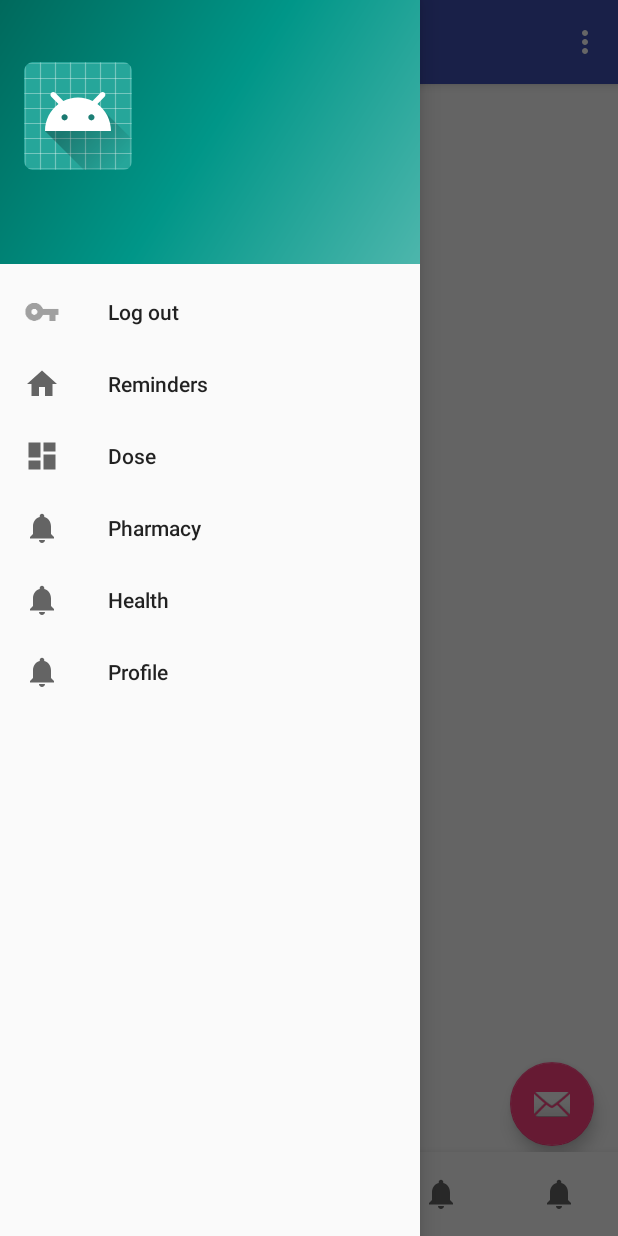
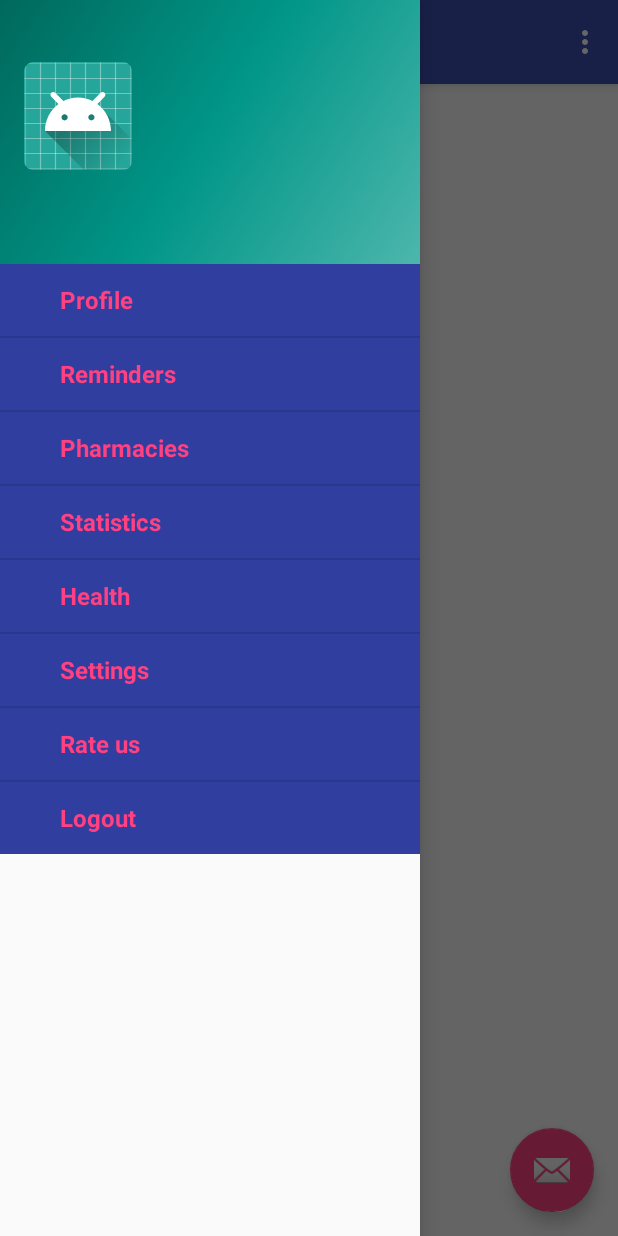
Before and after one commit to agmeag22/Health_Med, an Android app: the MainActivity screen opened directly, with no data from a screen before it, with the side drawer open, on a phone screen of 412 x 824 dp. Run offline under Robolectric (Android 15) with nearby library versions, the phone set to English and light mode, and no system bars; our stand-ins replace Room's generated code; libraries missing offline, so code that uses them is left out: android.arch.persistence.

Commit message:
Drawer Menu with expandablelist is ready to use, no style applied yet.

```diff
--- a/app/src/main/AndroidManifest.xml
+++ b/app/src/main/AndroidManifest.xml
@@ -27,7 +27,7 @@
         </activity>
         <activity
             android:name=".Activities.LoginActivity"
-            android:label="@string/title_logout"></activity>
+            android:label="@string/login"></activity>
 
         <meta-data
             android:name="com.google.android.geo.API_KEY"
--- a/app/src/main/java/com/secondsave/health_med/Activities/MainActivity.java
+++ b/app/src/main/java/com/secondsave/health_med/Activities/MainActivity.java
@@ -1,19 +1,14 @@
 package com.secondsave.health_med.Activities;
 
-import android.arch.lifecycle.Observer;
+import android.arch.lifecycle.LiveData;
 import android.arch.lifecycle.ViewModelProviders;
 import android.content.Intent;
 import android.content.SharedPreferences;
 import android.os.Bundle;
-import android.support.annotation.NonNull;
-import android.support.annotation.Nullable;
-import android.support.design.widget.BottomNavigationView;
 import android.support.design.widget.FloatingActionButton;
 import android.support.design.widget.Snackbar;
 import android.support.v4.app.Fragment;
 import android.support.v4.app.FragmentTransaction;
-import android.support.v7.widget.LinearLayoutManager;
-import android.support.v7.widget.RecyclerView;
 import android.view.View;
 import android.support.design.widget.NavigationView;
 import android.support.v4.view.GravityCompat;
@@ -23,23 +18,33 @@ import android.support.v7.app.AppCompatActivity;
 import android.support.v7.widget.Toolbar;
 import android.view.Menu;
 import android.view.MenuItem;
+import android.widget.ExpandableListAdapter;
+import android.widget.ExpandableListView;
 import android.widget.TextView;
 
-import com.secondsave.health_med.Adapters.UserAdapter;
-import com.secondsave.health_med.Entities.User;
 import com.secondsave.health_med.Fragments.DoseFragment;
 import com.secondsave.health_med.Fragments.HealthFragment;
 import com.secondsave.health_med.Fragments.PharmacyFragment;
 import com.secondsave.health_med.Fragments.ProfileFragment;
 import com.secondsave.health_med.Fragments.RemindersFragment;
+import com.secondsave.health_med.Menu.MenuModel;
 import com.secondsave.health_med.R;
 import com.secondsave.health_med.ViewModels.HealthMedViewModel;
 
+import java.util.ArrayList;
+import java.util.HashMap;
 import java.util.List;
 
 public class MainActivity extends AppCompatActivity
         implements NavigationView.OnNavigationItemSelectedListener {
 
+    private ExpandableListAdapter expandableListAdapter;
+    private ExpandableListView expandableListView;
+    private List<MenuModel> headerList = new ArrayList<>();
+    private HashMap<MenuModel, List<MenuModel>> childList = new HashMap<>();
+    private String reminders_menu_title, statitics_menu_title, pharmacies_menu_title, health_menu_title, profile_menu_title, settings_menu_title, rateus_menu_title, logout_menu_title;
+    private List<MenuModel> childModelsList;
+    private LiveData<List<String>> listLiveData;
     private HealthMedViewModel mhealthmedViewModel;
     SharedPreferences prefs;
     @Override
@@ -68,13 +73,16 @@ public class MainActivity extends AppCompatActivity
 
         NavigationView navigationView = (NavigationView) findViewById(R.id.nav_view);
         navigationView.setNavigationItemSelectedListener(this);
-        BottomNavigationView navigation = (BottomNavigationView) findViewById(R.id.navigation);
-        navigation.setOnNavigationItemSelectedListener(mOnNavigationItemSelectedListener);
+//        BottomNavigationView navigation = (BottomNavigationView) findViewById(R.id.navigation);
+//        navigation.setOnNavigationItemSelectedListener(mOnNavigationItemSelectedListener);
         TextView userName, email;
         View navigationheader = navigationView.getHeaderView(0);
         userName = navigationheader.findViewById(R.id.name_txt);
         email = navigationheader.findViewById(R.id.email_txt);
 
+        expandableListView = findViewById(R.id.expandableListView);
+        prepareMenuData();
+        populateExpandableList();
         //PRUEBA DE BD
 //        RecyclerView recyclerView = findViewById(R.id.recycler);
 //        final UserAdapter adapter = new UserAdapter();
@@ -141,28 +149,19 @@ public class MainActivity extends AppCompatActivity
         Fragment fragment;
         FragmentTransaction transaction=getSupportFragmentManager().beginTransaction();
         if (id == R.id.navigation_logout) {
-            prefs = this.getSharedPreferences("com.secondsave.health_med", MODE_PRIVATE);
-            prefs.edit().remove("token").apply();
-            prefs.edit().remove("username").apply();
-            prefs.edit().remove("name").apply();
-            Intent i = new Intent(this, LoginActivity.class);
-            startActivity(i);
+
         }
         if (id == R.id.navigation_reminders) {
-            fragment=new RemindersFragment();
-            transaction.replace(R.id.content,fragment).commit();
+
         } else if (id == R.id.navigation_dose){
             fragment=new DoseFragment();
-            transaction.replace(R.id.content,fragment).commit();
+            transaction.replace(R.id.container, fragment).commit();
         } else if (id == R.id.navigation_pharmacy) {
-            fragment=new PharmacyFragment();
-            transaction.replace(R.id.content,fragment).commit();
+
         } else if (id == R.id.navigation_health) {
-            fragment=new HealthFragment();
-            transaction.replace(R.id.content,fragment).commit();
+
         } else if (id == R.id.navigation_profile) {
-            fragment = new ProfileFragment();
-            transaction.replace(R.id.content, fragment).commit();
+
         }
 //          else if (id == R.id.nav_send) {
 //
@@ -173,42 +172,123 @@ public class MainActivity extends AppCompatActivity
         return true;
     }
 
+    private void prepareMenuData() {
 
-    private BottomNavigationView.OnNavigationItemSelectedListener mOnNavigationItemSelectedListener
-            = new BottomNavigationView.OnNavigationItemSelectedListener() {
+        get_menu_titles();
+        MenuModel menuModel = new MenuModel(profile_menu_title, false, true); //Menu of Java Tutorials
+        headerList.add(menuModel);
+        if (!menuModel.hasChildren) {
+            childList.put(menuModel, null);
+        }
 
-        @Override
-        public boolean onNavigationItemSelected(@NonNull MenuItem item) {
-            Fragment fragment;
-            FragmentTransaction transaction=getSupportFragmentManager().beginTransaction();
-            switch (item.getItemId()) {
-                case R.id.navigation_reminders:
-                    fragment=new RemindersFragment();
-                    transaction.replace(R.id.content,fragment).commit();
-                    return true;
-                case R.id.navigation_dose:
-                    fragment=new DoseFragment();
-                    transaction.replace(R.id.content,fragment).commit();
+        menuModel = new MenuModel(reminders_menu_title, false, true); //Menu of Java Tutorials
+        headerList.add(menuModel);
+        if (!menuModel.hasChildren) {
+            childList.put(menuModel, null);
+        }
 
-                    return true;
-                case R.id.navigation_pharmacy:
-                    fragment=new PharmacyFragment();
-                    transaction.replace(R.id.content,fragment).commit();
+        menuModel = new MenuModel(pharmacies_menu_title, false, true); //Menu of Java Tutorials
+        headerList.add(menuModel);
+        if (!menuModel.hasChildren) {
+            childList.put(menuModel, null);
+        }
+        menuModel = new MenuModel(statitics_menu_title, false, true); //Menu of Java Tutorials
+        headerList.add(menuModel);
+        if (!menuModel.hasChildren) {
+            childList.put(menuModel, null);
+        }
+        menuModel = new MenuModel(health_menu_title, false, true); //Menu of Java Tutorials
+        headerList.add(menuModel);
+        if (!menuModel.hasChildren) {
+            childList.put(menuModel, null);
+        }
+        menuModel = new MenuModel(settings_menu_title, false, true); //Menu of Java Tutorials
+        headerList.add(menuModel);
+        if (!menuModel.hasChildren) {
+            childList.put(menuModel, null);
+        }
+        menuModel = new MenuModel(rateus_menu_title, false, true); //Menu of Java Tutorials
+        headerList.add(menuModel);
+        if (!menuModel.hasChildren) {
+            childList.put(menuModel, null);
+        }
+        menuModel = new MenuModel(logout_menu_title, false, true); //Menu of Java Tutorials
+        headerList.add(menuModel);
+        if (!menuModel.hasChildren) {
+            childList.put(menuModel, null);
+        }
+    }
 
-                    return true;
-                case R.id.navigation_health:
-                    fragment=new HealthFragment();
-                    transaction.replace(R.id.content,fragment).commit();
+    //Setting adapter for the expandable list and making the visuals appear, + adding what would happen when selected
+    private void populateExpandableList() {
 
-                    return true;
-                case R.id.navigation_profile:
-                    fragment=new ProfileFragment();
-                    transaction.replace(R.id.content,fragment).commit();
+        expandableListAdapter = new com.secondsave.health_med.Menu.ExpandableListAdapter(this, headerList, childList);
+        expandableListView.setAdapter(expandableListAdapter);
 
-                    return true;
+        //Click listener for parent option
+        expandableListView.setOnGroupClickListener(new ExpandableListView.OnGroupClickListener() {
+            @Override
+            public boolean onGroupClick(ExpandableListView parent, View v, int groupPosition, long id) {
+                get_menu_titles();
+                Fragment fragment;
+                FragmentTransaction transaction = getSupportFragmentManager().beginTransaction();
+                if (headerList.get(groupPosition).isGroup) {
+                    if (!headerList.get(groupPosition).hasChildren) {
+                        if (headerList.get(groupPosition).menuName.equals(profile_menu_title)) {
+                            fragment = new ProfileFragment();
+                            transaction.replace(R.id.container, fragment).commit();
+
+                        }
+                        if (headerList.get(groupPosition).menuName.equals(reminders_menu_title)) {
+                            fragment = new RemindersFragment();
+                            transaction.replace(R.id.container, fragment).commit();
+                        }
+                        if (headerList.get(groupPosition).menuName.equals(statitics_menu_title)) {
+                        }
+                        if (headerList.get(groupPosition).menuName.equals(pharmacies_menu_title)) {
+                            fragment = new PharmacyFragment();
+                            transaction.replace(R.id.container, fragment).commit();
+                        }
+                        if (headerList.get(groupPosition).menuName.equals(health_menu_title)) {
+                            fragment = new HealthFragment();
+                            transaction.replace(R.id.container, fragment).commit();
+                        }
+                        if (headerList.get(groupPosition).menuName.equals(settings_menu_title)) {
+                        }
+                        if (headerList.get(groupPosition).menuName.equals(rateus_menu_title)) {
+                        }
+                        if (headerList.get(groupPosition).menuName.equals(logout_menu_title)) {
+                            prefs = getSharedPreferences("com.secondsave.health_med", MODE_PRIVATE);
+                            prefs.edit().remove("token").apply();
+                            prefs.edit().remove("username").apply();
+                            prefs.edit().remove("name").apply();
+                            Intent i = new Intent(MainActivity.this, LoginActivity.class);
+                            startActivity(i);
+                        }
+                        onBackPressed();
+                    }
+                }
+                return false;
             }
-            return false;
-        }
-    };
+        });
+        //Click listener for any child option
+        expandableListView.setOnChildClickListener(new ExpandableListView.OnChildClickListener() {
+            @Override
+            public boolean onChildClick(ExpandableListView parent, View v, int groupPosition, int childPosition, long id) {
+                return false;
+            }
+        });
+    }
+
+    public void get_menu_titles() {
+        profile_menu_title = getString(R.string.profile_menu_title);
+        reminders_menu_title = getString(R.string.reminder_menu_title);
+        statitics_menu_title = getString(R.string.statistics_menu_title);
+        pharmacies_menu_title = getString(R.string.pharmacies_menu_title);
+        health_menu_title = getString(R.string.health_menu_title);
+        settings_menu_title = getString(R.string.settings_menu_title);
+        rateus_menu_title = getString(R.string.rateus_menu_title);
+        logout_menu_title = getString(R.string.logout_menu_title);
+    }
 
 }
--- /dev/null
+++ b/app/src/main/java/com/secondsave/health_med/Menu/ExpandableListAdapter.java
@@ -0,0 +1,110 @@
+package com.secondsave.health_med.Menu;
+
+import android.content.Context;
+import android.graphics.Typeface;
+import android.view.LayoutInflater;
+import android.view.View;
+import android.view.ViewGroup;
+import android.widget.BaseExpandableListAdapter;
+import android.widget.TextView;
+
+import com.secondsave.health_med.R;
+
+import java.util.HashMap;
+import java.util.List;
+
+public class ExpandableListAdapter extends BaseExpandableListAdapter {
+    private Context context;
+    private List<MenuModel> listDataHeader;
+    private HashMap<MenuModel, List<MenuModel>> listDataChild;
+
+    public ExpandableListAdapter(Context context, List<MenuModel> listDataHeader,
+                                 HashMap<MenuModel, List<MenuModel>> listChildData) {
+        this.context = context;
+        this.listDataHeader = listDataHeader;
+        this.listDataChild = listChildData;
+    }
+
+    @Override
+    public MenuModel getChild(int groupPosition, int childPosititon) {
+        return this.listDataChild.get(this.listDataHeader.get(groupPosition))
+                .get(childPosititon);
+    }
+
+    @Override
+    public long getChildId(int groupPosition, int childPosition) {
+        return childPosition;
+    }
+
+    @Override
+    public View getChildView(int groupPosition, final int childPosition,
+                             boolean isLastChild, View convertView, ViewGroup parent) {
+
+        final String childText = getChild(groupPosition, childPosition).menuName;
+
+        if (convertView == null) {
+            LayoutInflater infalInflater = (LayoutInflater) this.context
+                    .getSystemService(Context.LAYOUT_INFLATER_SERVICE);
+            convertView = infalInflater.inflate(R.layout.list_group_child, null);
+        }
+
+        TextView txtListChild = convertView
+                .findViewById(R.id.lblListItem);
+
+        txtListChild.setText(childText);
+        return convertView;
+    }
+
+    @Override
+    public int getChildrenCount(int groupPosition) {
+
+        if (this.listDataChild.get(this.listDataHeader.get(groupPosition)) == null)
+            return 0;
+        else
+            return this.listDataChild.get(this.listDataHeader.get(groupPosition))
+                    .size();
+    }
+
+    @Override
+    public MenuModel getGroup(int groupPosition) {
+        return this.listDataHeader.get(groupPosition);
+    }
+
+    @Override
+    public int getGroupCount() {
+        return this.listDataHeader.size();
+
+    }
+
+    @Override
+    public long getGroupId(int groupPosition) {
+        return groupPosition;
+    }
+
+    @Override
+    public View getGroupView(int groupPosition, boolean isExpanded,
+                             View convertView, ViewGroup parent) {
+        String headerTitle = getGroup(groupPosition).menuName;
+        if (convertView == null) {
+            LayoutInflater infalInflater = (LayoutInflater) this.context
+                    .getSystemService(Context.LAYOUT_INFLATER_SERVICE);
+            convertView = infalInflater.inflate(R.layout.list_group_header, null);
+        }
+
+        TextView lblListHeader = convertView.findViewById(R.id.lblListHeader);
+        lblListHeader.setTypeface(null, Typeface.BOLD);
+        lblListHeader.setText(headerTitle);
+
+        return convertView;
+    }
+
+    @Override
+    public boolean hasStableIds() {
+        return false;
+    }
+
+    @Override
+    public boolean isChildSelectable(int groupPosition, int childPosition) {
+        return true;
+    }
+}
--- /dev/null
+++ b/app/src/main/java/com/secondsave/health_med/Menu/MenuModel.java
@@ -0,0 +1,14 @@
+package com.secondsave.health_med.Menu;
+
+
+public class MenuModel {
+
+    public String menuName;
+    public boolean hasChildren, isGroup;
+
+    public MenuModel(String menuName, boolean hasChildren, boolean isGroup) {
+        this.menuName = menuName;
+        this.hasChildren = hasChildren;
+        this.isGroup = isGroup;
+    }
+}
--- a/app/src/main/res/layout/activity_main.xml
+++ b/app/src/main/res/layout/activity_main.xml
@@ -13,15 +13,21 @@
         android:layout_width="match_parent"
         android:layout_height="match_parent" />
 
-
-
     <android.support.design.widget.NavigationView
         android:id="@+id/nav_view"
         android:layout_width="wrap_content"
         android:layout_height="match_parent"
         android:layout_gravity="start"
         android:fitsSystemWindows="true"
-        app:headerLayout="@layout/nav_header_main"
-        app:menu="@menu/activity_main_drawer" />
+        app:headerLayout="@layout/nav_header_main">
+
+        <ExpandableListView
+            android:id="@+id/expandableListView"
+            android:layout_width="match_parent"
+            android:layout_height="wrap_content"
+            android:layout_marginTop="@dimen/nav_header_height"
+            android:background="@color/colorPrimaryDark"
+            android:groupIndicator="@null" />
+    </android.support.design.widget.NavigationView>
 
 </android.support.v4.widget.DrawerLayout>
--- a/app/src/main/res/layout/app_bar_main.xml
+++ b/app/src/main/res/layout/app_bar_main.xml
@@ -22,23 +22,12 @@
 
     <include layout="@layout/content_main" />
 
-    <android.support.design.widget.BottomNavigationView
-        android:id="@+id/navigation"
-        android:layout_width="match_parent"
-        android:layout_height="wrap_content"
-        android:layout_gravity="bottom"
-        android:background="?android:attr/windowBackground"
-        app:menu="@menu/navigation" />
-
     <android.support.design.widget.FloatingActionButton
         android:id="@+id/fab"
         android:layout_width="wrap_content"
         android:layout_height="wrap_content"
         android:layout_gravity="bottom|end"
-        android:layout_marginBottom="60dp"
-        android:layout_marginRight="@dimen/fab_margin"
-        android:layout_marginEnd="@dimen/fab_margin"
-        app:srcCompat="@android:drawable/ic_dialog_email"
-         />
+        android:layout_margin="@dimen/fab_margin"
+        app:srcCompat="@android:drawable/ic_dialog_email" />
 
 </android.support.design.widget.CoordinatorLayout>
--- a/app/src/main/res/layout/content_main.xml
+++ b/app/src/main/res/layout/content_main.xml
@@ -7,8 +7,6 @@
     app:layout_behavior="@string/appbar_scrolling_view_behavior"
     tools:context=".Activities.MainActivity"
     tools:showIn="@layout/app_bar_main"
-    android:id="@+id/content">
-
-
+    android:id="@+id/container">
 
 </android.support.constraint.ConstraintLayout>
--- /dev/null
+++ b/app/src/main/res/layout/list_group_header.xml
@@ -0,0 +1,16 @@
+<?xml version="1.0" encoding="utf-8"?>
+<LinearLayout xmlns:android="http://schemas.android.com/apk/res/android"
+    android:layout_width="match_parent"
+    android:layout_height="wrap_content"
+    android:orientation="vertical">
+
+    <TextView
+        android:id="@+id/lblListHeader"
+        android:layout_width="match_parent"
+        android:layout_height="?attr/listPreferredItemHeightSmall"
+        android:gravity="center_vertical"
+        android:paddingLeft="?android:attr/expandableListPreferredItemPaddingLeft"
+        android:paddingRight="?attr/listPreferredItemPaddingRight"
+        android:textColor="@color/colorAccent"
+        android:textSize="16sp" />
+</LinearLayout>
--- a/app/src/main/res/menu/activity_main_drawer.xml
+++ b/app/src/main/res/menu/activity_main_drawer.xml
@@ -8,7 +8,7 @@
         <item
             android:id="@+id/navigation_logout"
             android:icon="@drawable/ic_login_black"
-            android:title="@string/log_out" />
+            android:title="@string/login" />
         <item
             android:id="@+id/navigation_reminders"
             android:icon="@drawable/ic_home_black_24dp"
--- a/app/src/main/res/values/strings.xml
+++ b/app/src/main/res/values/strings.xml
@@ -14,7 +14,6 @@
     <string name="pharmacy">Pharmacy</string>
     <string name="health">Health</string>
     <string name="profile">Profile</string>
-    <string name="title_logout">Sign in</string>
 
     <!-- Strings related to login -->
     <string name="prompt_email">Email</string>
@@ -28,6 +27,17 @@
     <string name="permission_rationale">"Contacts permissions are needed for providing email
         completions."
     </string>
-    <string name="log_out">Log out</string>
+
+
+    <!--Strings for DrawerMenu-->
+    <string name="reminder_menu_title">Reminders</string>
+    <string name="statistics_menu_title">Statistics</string>
+    <string name="pharmacies_menu_title">Pharmacies</string>
+    <string name="health_menu_title">Health</string>
+    <string name="profile_menu_title">Profile</string>
+    <string name="settings_menu_title">Settings</string>
+    <string name="rateus_menu_title">Rate us</string>
+    <string name="logout_menu_title">Logout</string>
+    <string name="login">Login</string>
 
 </resources>
```
Also changed, not shown: app/src/main/res/layout/list_group_child.xml (added, +14 -0 lines).
